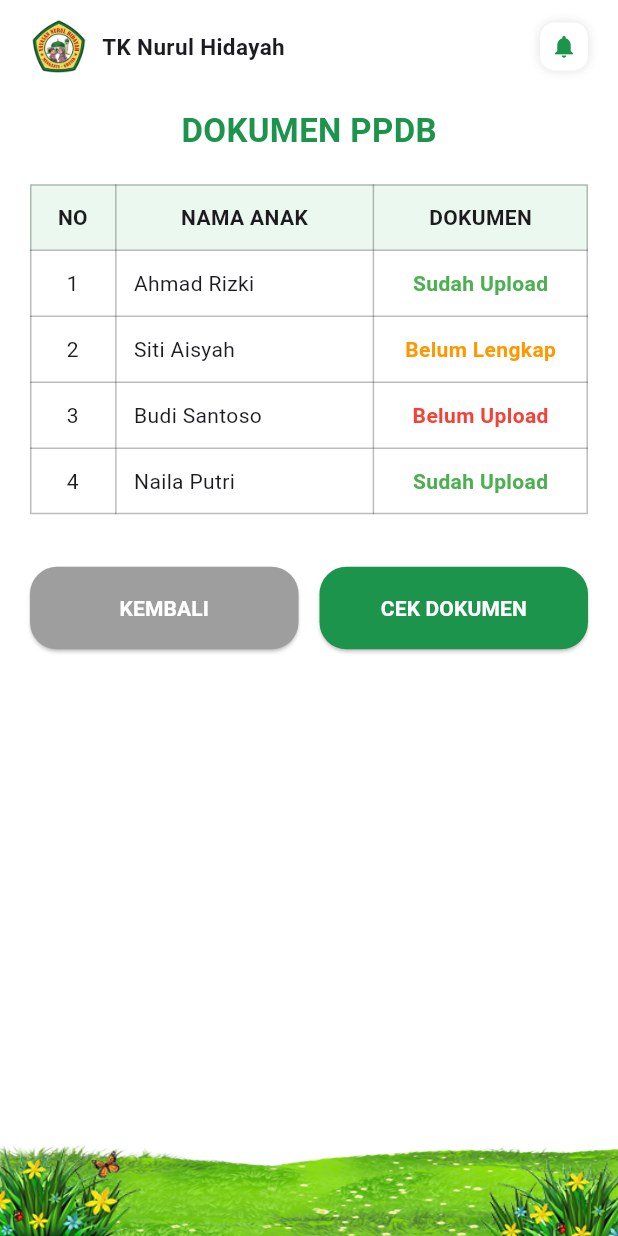
After one commit to naylasifaqolbi/PPDB_TK, a Flutter app: the LihatDokumenPage screen opened directly, on a phone screen of 412 x 824 dp. The commit adds this screen. Run offline on Flutter 3.47's test engine with Material 3 defaults, Android fonts, the phone set to English and light mode, and no system bars; our stand-ins replace shared_preferences, sqflite; accounts and stored records are empty.

Commit message:
update detail dokumen

```diff
--- /dev/null
+++ b/lib/views/lihat_dokumen_page.dart
@@ -0,0 +1,346 @@
+import 'package:flutter/material.dart';
+import 'detail_dokumen_page.dart';
+
+class LihatDokumenPage extends StatefulWidget {
+  const LihatDokumenPage({super.key});
+
+  @override
+  State<LihatDokumenPage> createState() => _LihatDokumenPageState();
+}
+
+class _LihatDokumenPageState extends State<LihatDokumenPage> {
+  int? selectedIndex;
+
+  final List<Map<String, dynamic>> dataDokumen = [
+    {'nama': 'Ahmad Rizki', 'status': 'Sudah Upload'},
+    {'nama': 'Siti Aisyah', 'status': 'Belum Lengkap'},
+    {'nama': 'Budi Santoso', 'status': 'Belum Upload'},
+    {'nama': 'Naila Putri', 'status': 'Sudah Upload'},
+  ];
+
+  @override
+  Widget build(BuildContext context) {
+    return Scaffold(
+      backgroundColor: Colors.white,
+
+      body: SafeArea(
+        child: Column(
+          children: [
+            // ======================
+            // HEADER
+            // ======================
+            Padding(
+              padding: const EdgeInsets.symmetric(horizontal: 20, vertical: 12),
+
+              child: Row(
+                children: [
+                  Image.asset('assets/images/logo.png', width: 38),
+
+                  const SizedBox(width: 10),
+
+                  const Expanded(
+                    child: Text(
+                      'TK Nurul Hidayah',
+                      style: TextStyle(
+                        fontSize: 15,
+                        fontWeight: FontWeight.w600,
+                      ),
+                    ),
+                  ),
+
+                  Container(
+                    padding: const EdgeInsets.all(7),
+
+                    decoration: BoxDecoration(
+                      color: Colors.white,
+                      borderRadius: BorderRadius.circular(10),
+                      boxShadow: const [
+                        BoxShadow(color: Colors.black12, blurRadius: 5),
+                      ],
+                    ),
+
+                    child: const Icon(
+                      Icons.notifications,
+                      size: 18,
+                      color: Color(0xFF1D944B),
+                    ),
+                  ),
+                ],
+              ),
+            ),
+
+            const SizedBox(height: 10),
+
+            // ======================
+            // JUDUL
+            // ======================
+            const Text(
+              'DOKUMEN PPDB',
+              style: TextStyle(
+                fontSize: 22,
+                fontWeight: FontWeight.bold,
+                color: Color(0xFF1D944B),
+              ),
+            ),
+
+            const SizedBox(height: 20),
+
+            // ======================
+            // TABEL
+            // ======================
+            Expanded(
+              child: SingleChildScrollView(
+                padding: const EdgeInsets.symmetric(horizontal: 20),
+
+                child: Column(
+                  children: [
+                    Table(
+                      border: TableBorder.all(color: Colors.black26),
+
+                      columnWidths: const {
+                        0: FlexColumnWidth(1),
+                        1: FlexColumnWidth(3),
+                        2: FlexColumnWidth(2.5),
+                      },
+
+                      children: [
+                        // HEADER TABLE
+                        const TableRow(
+                          decoration: BoxDecoration(color: Color(0xFFEAF8EF)),
+
+                          children: [
+                            Padding(
+                              padding: EdgeInsets.all(12),
+                              child: Text(
+                                'NO',
+                                textAlign: TextAlign.center,
+                                style: TextStyle(fontWeight: FontWeight.bold),
+                              ),
+                            ),
+
+                            Padding(
+                              padding: EdgeInsets.all(12),
+                              child: Text(
+                                'NAMA ANAK',
+                                textAlign: TextAlign.center,
+                                style: TextStyle(fontWeight: FontWeight.bold),
+                              ),
+                            ),
+
+                            Padding(
+                              padding: EdgeInsets.all(12),
+                              child: Text(
+                                'DOKUMEN',
+                                textAlign: TextAlign.center,
+                                style: TextStyle(fontWeight: FontWeight.bold),
+                              ),
+                            ),
+                          ],
+                        ),
+
+                        // DATA TABLE
+                        ...List.generate(dataDokumen.length, (index) {
+                          final status = dataDokumen[index]['status'];
+
+                          Color statusColor = Colors.grey;
+
+                          if (status == 'Sudah Upload') {
+                            statusColor = Colors.green;
+                          } else if (status == 'Belum Lengkap') {
+                            statusColor = Colors.orange;
+                          } else {
+                            statusColor = Colors.red;
+                          }
+
+                          return TableRow(
+                            decoration: BoxDecoration(
+                              color: selectedIndex == index
+                                  ? Colors.green.shade100
+                                  : Colors.white,
+                            ),
+
+                            children: [
+                              // NO
+                              GestureDetector(
+                                onTap: () {
+                                  setState(() {
+                                    selectedIndex = index;
+                                  });
+                                },
+
+                                child: Padding(
+                                  padding: const EdgeInsets.all(12),
+                                  child: Text(
+                                    '${index + 1}',
+                                    textAlign: TextAlign.center,
+                                  ),
+                                ),
+                              ),
+
+                              // NAMA
+                              GestureDetector(
+                                onTap: () {
+                                  setState(() {
+                                    selectedIndex = index;
+                                  });
+                                },
+
+                                child: Padding(
+                                  padding: const EdgeInsets.all(12),
+                                  child: Text(dataDokumen[index]['nama']),
+                                ),
+                              ),
+
+                              // STATUS
+                              GestureDetector(
+                                onTap: () {
+                                  setState(() {
+                                    selectedIndex = index;
+                                  });
+                                },
+
+                                child: Padding(
+                                  padding: const EdgeInsets.all(12),
+
+                                  child: Text(
+                                    status,
+                                    textAlign: TextAlign.center,
+
+                                    style: TextStyle(
+                                      color: statusColor,
+                                      fontWeight: FontWeight.bold,
+                                    ),
+                                  ),
+                                ),
+                              ),
+                            ],
+                          );
+                        }),
+                      ],
+                    ),
+
+                    const SizedBox(height: 35),
+
+                    // ======================
+                    // BUTTONS
+                    // ======================
+                    Row(
+                      children: [
+                        Expanded(
+                          child: SizedBox(
+                            height: 55,
+
+                            child: ElevatedButton(
+                              onPressed: () {
+                                Navigator.pop(context);
+                              },
+
+                              style: ElevatedButton.styleFrom(
+                                backgroundColor: Colors.grey,
+                                shape: RoundedRectangleBorder(
+                                  borderRadius: BorderRadius.circular(18),
+                                ),
+                              ),
+
+                              child: const Text(
+                                'KEMBALI',
+                                style: TextStyle(
+                                  fontWeight: FontWeight.bold,
+                                  color: Colors.white,
+                                ),
+                              ),
+                            ),
+                          ),
+                        ),
+
+                        const SizedBox(width: 14),
+
+                        Expanded(
+                          child: SizedBox(
+                            height: 55,
+
+                            child: ElevatedButton(
+                              onPressed: () {
+                                if (selectedIndex == null) {
+                                  ScaffoldMessenger.of(context).showSnackBar(
+                                    const SnackBar(
+                                      content: Text(
+                                        'Pilih data terlebih dahulu',
+                                      ),
+                                    ),
+                                  );
+                                  return;
+                                }
+
+                                Navigator.push(
+                                  context,
+                                  MaterialPageRoute(
+                                    builder: (context) => DetailDokumenPage(
+                                      dataAnak: dataDokumen[selectedIndex!],
+                                    ),
+                                  ),
+                                );
+                              },
+
+                              style: ElevatedButton.styleFrom(
+                                backgroundColor: const Color(0xFF1D944B),
+                                shape: RoundedRectangleBorder(
+                                  borderRadius: BorderRadius.circular(18),
+                                ),
+                              ),
+
+                              child: const Text(
+                                'CEK DOKUMEN',
+                                style: TextStyle(
+                                  fontWeight: FontWeight.bold,
+                                  color: Colors.white,
+                                ),
+                              ),
+                            ),
+                          ),
+                        ),
+                      ],
+                    ),
+
+                    const SizedBox(height: 30),
+                  ],
+                ),
+              ),
+            ),
+
+            // ======================
+            // FOOTER
+            // ======================
+            SizedBox(
+              height: 65,
+              width: double.infinity,
+
+              child: Stack(
+                children: [
+                  Positioned.fill(
+                    child: Image.asset(
+                      'assets/images/padang_hijau.png',
+                      fit: BoxFit.fill,
+                    ),
+                  ),
+
+                  Positioned(
+                    left: 0,
+                    bottom: 0,
+                    child: Image.asset('assets/images/rumput2.png', width: 95),
+                  ),
+
+                  Positioned(
+                    right: 0,
+                    bottom: 0,
+                    child: Image.asset('assets/images/rumput.png', width: 95),
+                  ),
+                ],
+              ),
+            ),
+          ],
+        ),
+      ),
+    );
+  }
+}
```
Also changed, not shown: lib/views/admin_home_page.dart (+9 -1 lines), lib/views/detail_dokumen_page.dart (added, +295 -0 lines).
